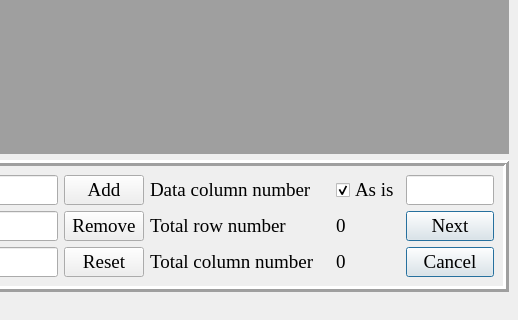
The window that ui/MyForm5.ui (sergiipanasenko/DataPlot) describes before a commit, drawn with Qt 5; both pictures show x 482 to 1000 and y 334 to 654 of the 1000 by 654 pixel window.
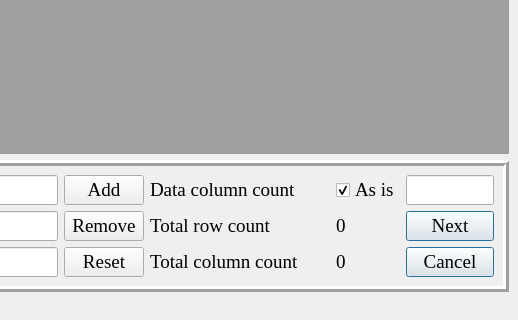
The same window after the commit. Icons and pictures are not drawn.

Commit message: Some buf fixing in data selection.

The edit to the form file:
```diff
--- a/ui/MyForm5.ui
+++ b/ui/MyForm5.ui
@@ -260,7 +260,7 @@
             </font>
            </property>
            <property name="text">
-            <string>&lt;html&gt;&lt;head/&gt;&lt;body&gt;&lt;p&gt;&lt;span style=&quot; font-size:14pt;&quot;&gt;Data column number&lt;/span&gt;&lt;/p&gt;&lt;/body&gt;&lt;/html&gt;</string>
+            <string>&lt;html&gt;&lt;head/&gt;&lt;body&gt;&lt;p&gt;&lt;span style=&quot; font-size:14pt;&quot;&gt;Data column count&lt;/span&gt;&lt;/p&gt;&lt;/body&gt;&lt;/html&gt;</string>
            </property>
           </widget>
          </item>
@@ -484,7 +484,7 @@
             </font>
            </property>
            <property name="text">
-            <string>&lt;html&gt;&lt;head/&gt;&lt;body&gt;&lt;p&gt;Total row number&lt;/p&gt;&lt;/body&gt;&lt;/html&gt;</string>
+            <string>&lt;html&gt;&lt;head/&gt;&lt;body&gt;&lt;p&gt;Total row count&lt;/p&gt;&lt;/body&gt;&lt;/html&gt;</string>
            </property>
           </widget>
          </item>
@@ -704,7 +704,7 @@
             </font>
            </property>
            <property name="text">
-            <string>&lt;html&gt;&lt;head/&gt;&lt;body&gt;&lt;p&gt;Total column number&lt;/p&gt;&lt;/body&gt;&lt;/html&gt;</string>
+            <string>&lt;html&gt;&lt;head/&gt;&lt;body&gt;&lt;p&gt;Total column count&lt;/p&gt;&lt;/body&gt;&lt;/html&gt;</string>
            </property>
           </widget>
          </item>
```
The commit also changes 3 other files.
